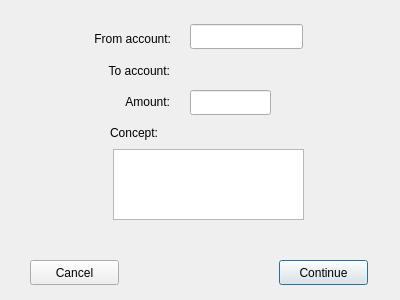
The window that src/transferdialog.ui (XaviP/komunitin_lite_qt) describes before a commit, drawn with Qt 5.
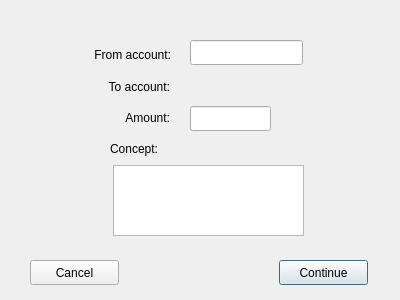
The same window after the commit.

Commit message: input protected in transD

Patch:
```diff
--- a/src/transferdialog.ui
+++ b/src/transferdialog.ui
@@ -23,7 +23,7 @@
    <property name="geometry">
     <rect>
      <x>30</x>
-     <y>29</y>
+     <y>45</y>
      <width>141</width>
      <height>20</height>
     </rect>
@@ -39,7 +39,7 @@
    <property name="geometry">
     <rect>
      <x>192</x>
-     <y>59</y>
+     <y>75</y>
      <width>111</width>
      <height>20</height>
     </rect>
@@ -52,7 +52,7 @@
    <property name="geometry">
     <rect>
      <x>29</x>
-     <y>61</y>
+     <y>77</y>
      <width>141</width>
      <height>20</height>
     </rect>
@@ -68,7 +68,7 @@
    <property name="geometry">
     <rect>
      <x>190</x>
-     <y>24</y>
+     <y>40</y>
      <width>113</width>
      <height>25</height>
     </rect>
@@ -78,7 +78,7 @@
    <property name="geometry">
     <rect>
      <x>103</x>
-     <y>93</y>
+     <y>109</y>
      <width>67</width>
      <height>17</height>
     </rect>
@@ -94,7 +94,7 @@
    <property name="geometry">
     <rect>
      <x>190</x>
-     <y>90</y>
+     <y>106</y>
      <width>81</width>
      <height>25</height>
     </rect>
@@ -130,7 +130,7 @@
    <property name="geometry">
     <rect>
      <x>110</x>
-     <y>124</y>
+     <y>140</y>
      <width>67</width>
      <height>17</height>
     </rect>
@@ -143,7 +143,7 @@
    <property name="geometry">
     <rect>
      <x>113</x>
-     <y>149</y>
+     <y>165</y>
      <width>191</width>
      <height>71</height>
     </rect>
@@ -153,7 +153,7 @@
    <property name="geometry">
     <rect>
      <x>280</x>
-     <y>94</y>
+     <y>110</y>
      <width>67</width>
      <height>17</height>
     </rect>
@@ -162,6 +162,22 @@
     <string/>
    </property>
   </widget>
+  <widget class="QLabel" name="errorLabel">
+   <property name="geometry">
+    <rect>
+     <x>26</x>
+     <y>10</y>
+     <width>351</width>
+     <height>20</height>
+    </rect>
+   </property>
+   <property name="text">
+    <string/>
+   </property>
+   <property name="alignment">
+    <set>Qt::AlignCenter</set>
+   </property>
+  </widget>
  </widget>
  <resources/>
  <connections/>
```
The commit also changes 1 other file.
